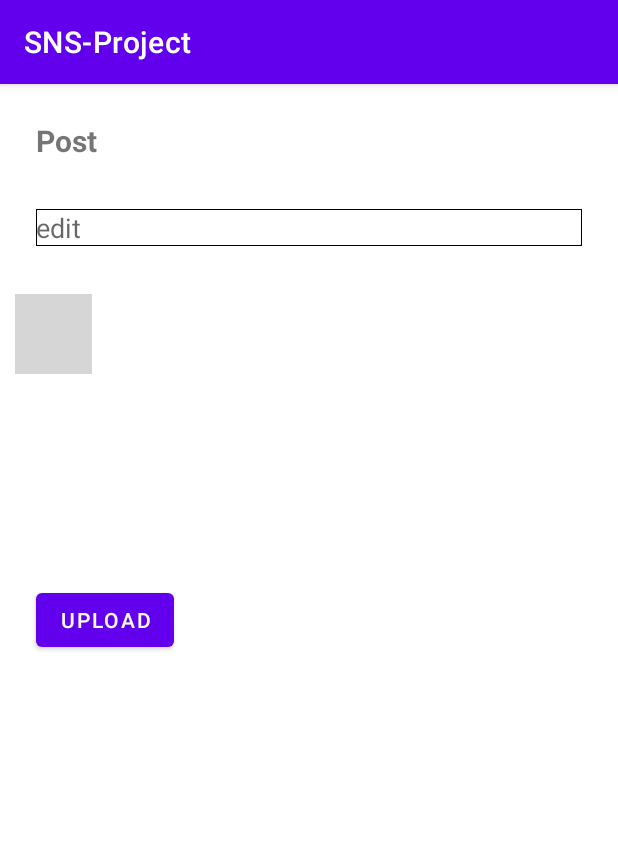
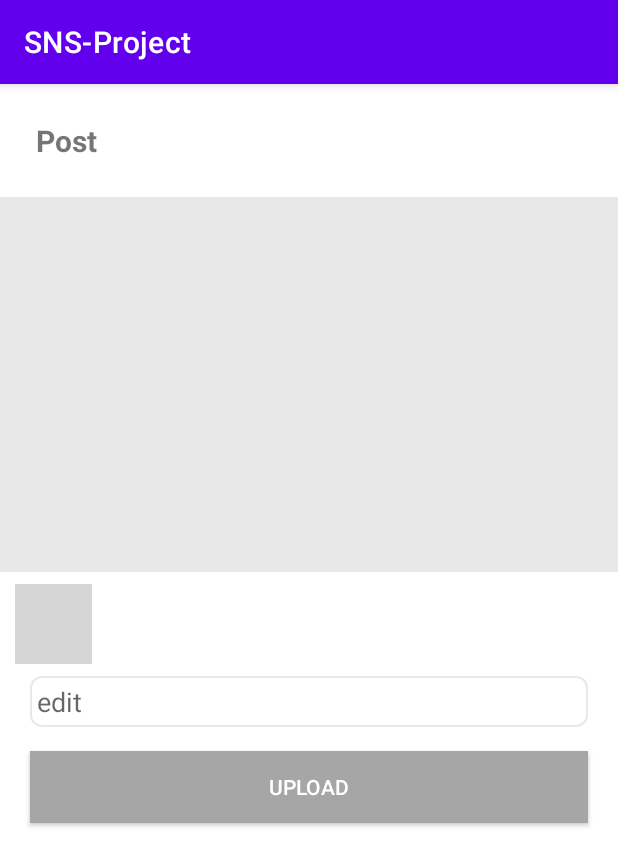
Before and after one commit to goldsergeant/Android-sns-Project, an Android app: the Post screen opened directly, with no data from a screen before it, on a phone screen of 412 x 824 dp. Shown: the top 866 px of the screen. Run offline under Robolectric (Android 15) with nearby library versions, the phone set to English and light mode, and no system bars; our stand-ins replace Firebase (no records; nobody signed in at launch, a user with empty details on screens opened directly); grey boxes are pictures that could not be loaded.

Commit message:
post창, homeitem 레이아웃 변경

```diff
--- a/app/src/main/res/drawable/post_border.xml
+++ b/app/src/main/res/drawable/post_border.xml
@@ -1,22 +1,19 @@
 <?xml version="1.0" encoding="utf-8"?>
-<layer-list xmlns:android="http://schemas.android.com/apk/res/android">
+<shape xmlns:android="http://schemas.android.com/apk/res/android">
 
-    <item>
-        <shape android:shape="rectangle">
-            <solid android:color="#000000" />
-        </shape>
+    <solid android:color="@android:color/transparent"/>
+    <stroke
+        android:width="1dp"
+        android:color="#E8E8E8"/>
+    <padding
+        android:bottom="5dp"
+        android:left="5dp"
+        android:right="5dp"
+        android:top="5dp"/>
+    <corners
+        android:bottomLeftRadius="7dp"
+        android:bottomRightRadius="7dp"
+        android:topLeftRadius="7dp"
+        android:topRightRadius="7dp"/>
 
-    </item>
-
-    <item android:top = "1dp"
-        android:right= "1dp"
-        android:left="1dp"
-        android:bottom="1dp">
-
-        <shape android:shape="rectangle">
-            <solid android:color="#ffffff" />
-        </shape>
-
-    </item>
-
-</layer-list>
+</shape>
--- a/app/src/main/res/layout/activity_post.xml
+++ b/app/src/main/res/layout/activity_post.xml
@@ -1,9 +1,19 @@
 <?xml version="1.0" encoding="utf-8"?>
-<androidx.constraintlayout.widget.ConstraintLayout xmlns:android="http://schemas.android.com/apk/res/android"
+<LinearLayout xmlns:android="http://schemas.android.com/apk/res/android"
     xmlns:app="http://schemas.android.com/apk/res-auto"
     xmlns:tools="http://schemas.android.com/tools"
     android:layout_width="match_parent"
+    android:layout_height="match_parent"
+    android:orientation="vertical">
+
+    <ScrollView
+        android:layout_width="match_parent"
         android:layout_height="match_parent">
+
+        <LinearLayout
+            android:layout_width="match_parent"
+            android:layout_height="wrap_content"
+            android:orientation="vertical" >
 
             <TextView
                 android:id="@+id/textView9"
@@ -17,18 +27,13 @@
                 app:layout_constraintStart_toStartOf="parent"
                 app:layout_constraintTop_toTopOf="parent" />
 
-    <EditText
-        android:id="@+id/post_edittext"
+            <ImageView
+                android:id="@+id/post_photo"
                 android:layout_width="match_parent"
-        android:layout_height="wrap_content"
-        android:layout_marginStart="24dp"
-        android:layout_marginTop="32dp"
-        android:layout_marginEnd="24dp"
-        android:background="@drawable/post_border"
+                android:layout_height="250dp"
+                android:layout_marginTop="24dp"
 
-        android:ems="10"
-        android:hint="edit"
-        android:inputType="textMultiLine"
+                android:background="#E8E8E8"
                 app:layout_constraintEnd_toEndOf="parent"
                 app:layout_constraintStart_toStartOf="parent"
                 app:layout_constraintTop_toBottomOf="@+id/textView9" />
@@ -38,33 +43,44 @@
                 android:layout_width="51dp"
                 android:layout_height="53dp"
                 android:layout_marginStart="10dp"
-        android:layout_marginTop="32dp"
+                android:layout_marginTop="8dp"
                 android:backgroundTint="#FFFFFF"
                 android:scaleType="fitCenter"
                 app:layout_constraintStart_toStartOf="parent"
-        app:layout_constraintTop_toBottomOf="@+id/post_edittext"
+                app:layout_constraintTop_toBottomOf="@+id/post_photo"
                 app:srcCompat="@mipmap/image_foreground" />
 
-    <ImageView
-        android:id="@+id/post_photo"
-        android:layout_width="100dp"
-        android:layout_height="100dp"
-        android:layout_marginStart="24dp"
-        android:layout_marginTop="32dp"
+            <EditText
+                android:id="@+id/post_edittext"
+                android:layout_width="match_parent"
+                android:layout_height="wrap_content"
+                android:layout_marginStart="20dp"
+                android:layout_marginTop="8dp"
+                android:layout_marginEnd="20dp"
+                android:background="@drawable/post_border"
+                android:ems="10"
+                android:hint="edit"
+                android:inputType="textMultiLine"
+                app:layout_constraintEnd_toEndOf="parent"
+                app:layout_constraintHorizontal_bias="0.0"
                 app:layout_constraintStart_toStartOf="parent"
-        app:layout_constraintTop_toBottomOf="@+id/post_photobutton"
+                app:layout_constraintTop_toBottomOf="@+id/post_photobutton" />
 
-        />
-
-    <Button
+            <androidx.appcompat.widget.AppCompatButton
                 android:id="@+id/post_uploadbutton"
-        android:layout_width="wrap_content"
+                android:layout_width="match_parent"
                 android:layout_height="wrap_content"
-        android:layout_marginStart="24dp"
-        android:layout_marginTop="8dp"
+                android:layout_marginStart="20dp"
+                android:layout_marginTop="16dp"
+                android:layout_marginEnd="20dp"
+                android:layout_marginBottom="36dp"
+                android:background="#A6A6A6"
                 android:text="upload"
-        app:layout_constraintStart_toStartOf="parent"
-        app:layout_constraintTop_toBottomOf="@+id/post_photo" />
+                android:textColor="#FFFFFF"
+                app:layout_constraintEnd_toEndOf="parent"
+                app:layout_constraintTop_toBottomOf="@+id/post_edittext" />
+        </LinearLayout>
+    </ScrollView>
 
 
-</androidx.constraintlayout.widget.ConstraintLayout>
+</LinearLayout>
--- a/app/src/main/res/layout/homeitem.xml
+++ b/app/src/main/res/layout/homeitem.xml
@@ -16,19 +16,39 @@
         app:layout_constraintStart_toStartOf="parent"
         app:layout_constraintTop_toTopOf="parent" />
 
+    <View
+        android:id="@+id/view"
+        android:layout_width="match_parent"
+        android:layout_height="1dp"
+        android:layout_centerInParent="true"
+        android:layout_marginTop="8dp"
+        android:background="#E8E8E8"
+        app:layout_constraintTop_toBottomOf="@+id/likeCountText"
+        tools:layout_editor_absoluteX="-41dp" />
+
+    <View
+        android:id="@+id/View2"
+        android:layout_width="match_parent"
+        android:layout_height="1dp"
+        android:layout_centerInParent="true"
+        android:background="#E8E8E8"
+        app:layout_constraintTop_toTopOf="parent"
+        tools:layout_editor_absoluteX="-41dp" />
+
     <TextView
         android:id="@+id/postText"
         android:layout_width="0dp"
         android:layout_height="wrap_content"
-        android:layout_marginTop="8dp"
-        android:layout_marginBottom="24dp"
+        android:layout_marginStart="16dp"
+        android:layout_marginTop="16dp"
+        android:layout_marginEnd="16dp"
+        android:layout_marginBottom="16dp"
         android:text="post text"
-        android:textAlignment="center"
         android:textSize="16dp"
         app:layout_constraintBottom_toBottomOf="parent"
         app:layout_constraintEnd_toEndOf="parent"
-        app:layout_constraintStart_toStartOf="@+id/chatButton"
-        app:layout_constraintTop_toBottomOf="@+id/likeButton" />
+        app:layout_constraintStart_toStartOf="parent"
+        app:layout_constraintTop_toTopOf="@+id/view" />
 
     <ImageView
         android:id="@+id/postImage"
```
Lines whose indentation alone changed are shown as unchanged.
